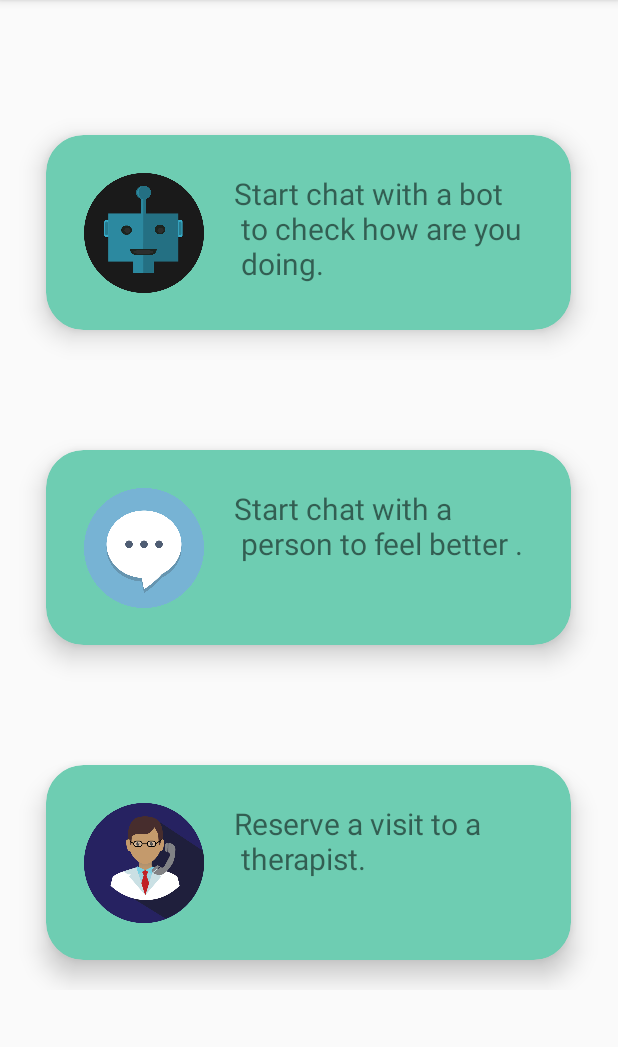
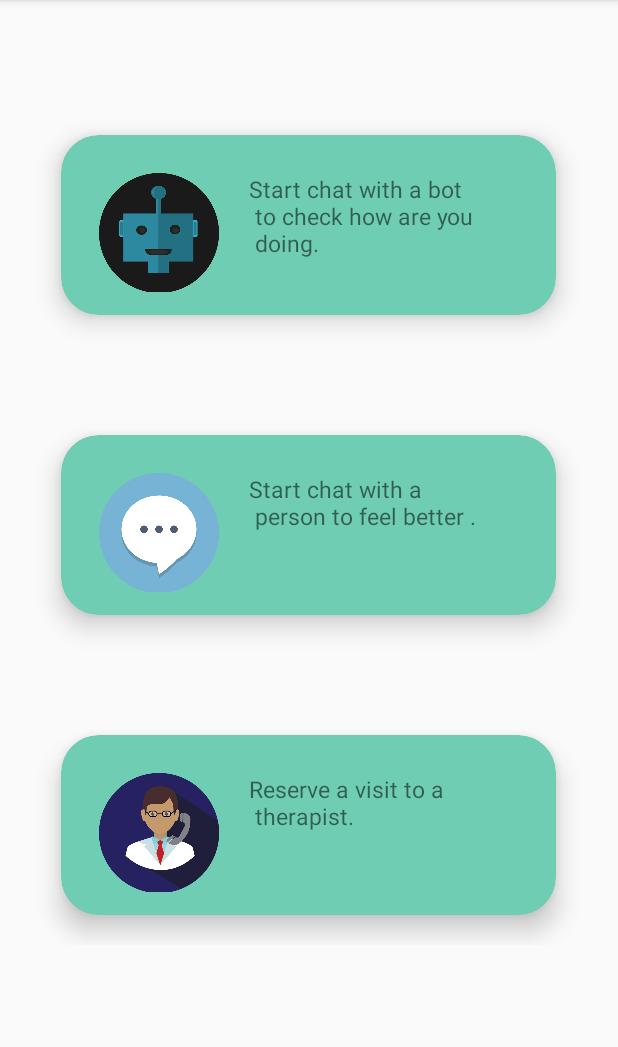
Before and after one commit to AbdelrhmanGouda/GradutionProject, an Android app: the fragment ProfileFragment placed in its activity, after a tap on "Home", on a phone screen of 412 x 824 dp, the part 84-1131 px from its top. Run offline under Robolectric (Android 15) with nearby library versions, the phone set to English and light mode, and no system bars; our stand-ins replace CircleImageView, Firebase (no records; nobody signed in at launch, a user with empty details on screens opened directly), Picasso; libraries missing offline, so code that uses them is left out: com.facebook, com.facebook.login; 2 other taps on this screen came first.

Commit message:
Profile Fragment firebase

```diff
--- a/app/src/main/java/com/example/graduationproject/Fragments/ProfileFragment.java
+++ b/app/src/main/java/com/example/graduationproject/Fragments/ProfileFragment.java
@@ -1,7 +1,9 @@
 package com.example.graduationproject.Fragments;
 
+import android.app.DownloadManager;
 import android.os.Bundle;
 
+import androidx.annotation.NonNull;
 import androidx.fragment.app.Fragment;
 import androidx.fragment.app.FragmentManager;
 
@@ -13,6 +15,15 @@ import android.widget.TextView;
 
 import com.example.graduationproject.R;
 import com.google.android.material.floatingactionbutton.FloatingActionButton;
+import com.google.firebase.auth.FirebaseAuth;
+import com.google.firebase.auth.FirebaseUser;
+import com.google.firebase.database.DataSnapshot;
+import com.google.firebase.database.DatabaseError;
+import com.google.firebase.database.DatabaseReference;
+import com.google.firebase.database.FirebaseDatabase;
+import com.google.firebase.database.Query;
+import com.google.firebase.database.ValueEventListener;
+import com.squareup.picasso.Picasso;
 
 public class
 
@@ -22,13 +33,14 @@ ProfileFragment extends Fragment implements View.OnClickListener {
     private TextView profileName,therapistNum,friendsNum,heartNum;
     private ImageView profilePic;
     private FloatingActionButton floatingEditProfileBtn;
+    public FirebaseAuth auth ;
+    String userName,userImage,friendsNumber,heartNumber;
 
     @Override
     public View onCreateView(LayoutInflater inflater, ViewGroup container,
                              Bundle savedInstanceState) {
         View view= inflater.inflate(R.layout.fragment_profile, container, false);
         setHasOptionsMenu(false);
-
         profileName=view.findViewById(R.id.profile_name);
         therapistNum=view.findViewById(R.id.profile_therapist_num);
         friendsNum=view.findViewById(R.id.profile_friends_num);
@@ -36,8 +48,81 @@ ProfileFragment extends Fragment implements View.OnClickListener {
         profilePic=view.findViewById(R.id.profile_image);
         floatingEditProfileBtn =view.findViewById(R.id.floating_edit_profile_btn);
         floatingEditProfileBtn.setOnClickListener(this);
+        auth=FirebaseAuth.getInstance();
+        dataBase();
 
         return view;
+    }
+
+    private void dataBase() {
+        FirebaseUser firebaseUser = auth.getCurrentUser();
+        final String id =firebaseUser.getUid();
+        Query query = FirebaseDatabase.getInstance().getReference().child("Users").child(id);
+        query.addListenerForSingleValueEvent(new ValueEventListener() {
+            @Override
+            public void onDataChange(@NonNull DataSnapshot snapshot) {
+                if(snapshot!= null){
+                    if (snapshot.exists()&& snapshot.getChildrenCount()>0&&snapshot.getValue().toString().length()>0){
+                        for (DataSnapshot snapshot1 : snapshot.getChildren()){
+                            userName=snapshot.child("name").getValue(String.class);
+                            userImage=snapshot.child("uri").getValue(String.class);
+                            profileName.setText(userName);
+                            Picasso.get().load(userImage).into(profilePic);
+                        }
+                    }
+
+                }
+            }
+
+            @Override
+            public void onCancelled(@NonNull DatabaseError error) {
+
+            }
+        });
+
+        Query query1 = FirebaseDatabase.getInstance().getReference().child("Profiles").child("Friends").child("FriendsNumber").child(id);
+        query1.addListenerForSingleValueEvent(new ValueEventListener() {
+            @Override
+            public void onDataChange(@NonNull DataSnapshot snapshot) {
+                if(snapshot!= null){
+                    if (snapshot.exists()&& snapshot.getChildrenCount()>0&&snapshot.getValue().toString().length()>0){
+                        for (DataSnapshot snapshot1 : snapshot.getChildren()){
+                            friendsNumber=snapshot.child("Friends").getValue(String.class);
+                            friendsNum.setText(friendsNumber);
+                        }
+                    }
+
+                }
+            }
+
+            @Override
+            public void onCancelled(@NonNull DatabaseError error) {
+
+            }
+        });
+
+        Query query2 = FirebaseDatabase.getInstance().getReference().child("Profiles").child("Appreciate").child("Likes").child(id);
+        query2.addListenerForSingleValueEvent(new ValueEventListener() {
+            @Override
+            public void onDataChange(@NonNull DataSnapshot snapshot) {
+                if(snapshot!= null){
+                    if (snapshot.exists()&& snapshot.getChildrenCount()>0&&snapshot.getValue().toString().length()>0){
+                        for (DataSnapshot snapshot1 : snapshot.getChildren()){
+                            heartNumber=snapshot.child("Appreciate").getValue(String.class);
+                            heartNum.setText(heartNumber);
+                        }
+                    }
+
+                }
+            }
+
+            @Override
+            public void onCancelled(@NonNull DatabaseError error) {
+
+            }
+        });
+
+
     }
 
 
--- a/app/src/main/res/layout/fragment_home.xml
+++ b/app/src/main/res/layout/fragment_home.xml
@@ -11,8 +11,8 @@
 
    <androidx.cardview.widget.CardView
        android:id="@+id/home_chat_boot_card"
-       android:layout_width="350dp"
-       android:layout_height="130dp"
+       android:layout_width="330dp"
+       android:layout_height="120dp"
        app:cardBackgroundColor="@color/color"
        android:layout_marginTop="90dp"
        card_view:cardCornerRadius="25dp"
@@ -32,15 +32,15 @@
           android:layout_width="wrap_content"
           android:layout_height="wrap_content"
           android:layout_margin="10dp"
-          android:textSize="20dp"
+          android:textSize="15dp"
           android:text="Start chat with a bot \n to check how are you \n doing."/>
       </LinearLayout>
    </androidx.cardview.widget.CardView>
 
    <androidx.cardview.widget.CardView
        android:id="@+id/home_chat_person_card"
-       android:layout_width="350dp"
-       android:layout_height="130dp"
+       android:layout_width="330dp"
+       android:layout_height="120dp"
        app:cardBackgroundColor="@color/color"
        android:layout_marginTop="80dp"
        card_view:cardCornerRadius="25dp"
@@ -61,15 +61,15 @@
              android:layout_height="wrap_content"
              android:layout_marginTop="10dp"
              android:layout_margin="10dp"
-             android:textSize="20dp"
+             android:textSize="15dp"
              android:text="\Start chat with a  \n person to feel better ."/>
       </LinearLayout>
    </androidx.cardview.widget.CardView>
 
    <androidx.cardview.widget.CardView
        android:id="@+id/home_therapist_card"
-       android:layout_width="350dp"
-       android:layout_height="130dp"
+       android:layout_width="330dp"
+       android:layout_height="120dp"
        app:cardBackgroundColor="@color/color"
        android:layout_marginTop="80dp"
        android:layout_marginBottom="20dp"
@@ -92,7 +92,7 @@
              android:layout_height="wrap_content"
              android:layout_margin="10dp"
              android:text="Reserve a visit to a    \n therapist."
-             android:textSize="20dp" />
+             android:textSize="15dp" />
       </LinearLayout>
    </androidx.cardview.widget.CardView>
 
--- a/app/src/main/res/layout/navigation_header.xml
+++ b/app/src/main/res/layout/navigation_header.xml
@@ -15,7 +15,8 @@
         android:layout_width="70dp"
         android:layout_height="70dp"
         android:src="@drawable/doctor_icon"
-        tools:ignore="MissingClass,MissingConstraints"></de.hdodenhof.circleimageview.CircleImageView>
+        tools:ignore="MissingClass,MissingConstraints">
+    </de.hdodenhof.circleimageview.CircleImageView>
 
     <TextView
         android:id="@+id/header_name"
```
Also changed, not shown: app/src/main/res/layout/fragment_profile.xml (+4 -4 lines).
